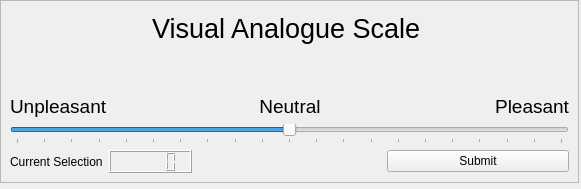
First picture: the form in gui/vas.ui, repository EdgardoCS/BrushGui, before the edit.
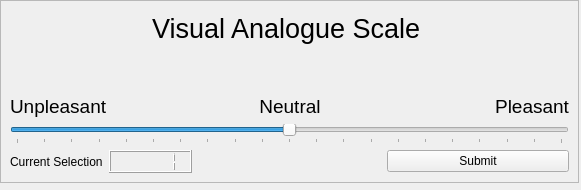
Second picture: the form after the edit. Icons and pictures are not drawn.

```diff
--- a/gui/vas.ui
+++ b/gui/vas.ui
@@ -7,7 +7,7 @@
     <x>0</x>
     <y>0</y>
     <width>581</width>
-    <height>189</height>
+    <height>190</height>
    </rect>
   </property>
   <property name="windowTitle">
@@ -43,7 +43,11 @@
        </widget>
       </item>
       <item>
-       <widget class="QLCDNumber" name="lcdNumber"/>
+       <widget class="QLCDNumber" name="vasCurrent">
+        <property name="intValue" stdset="0">
+         <number>1</number>
+        </property>
+       </widget>
       </item>
      </layout>
     </item>
```
Left out of the diff: 8 changed lines with no effect on the pictures.
